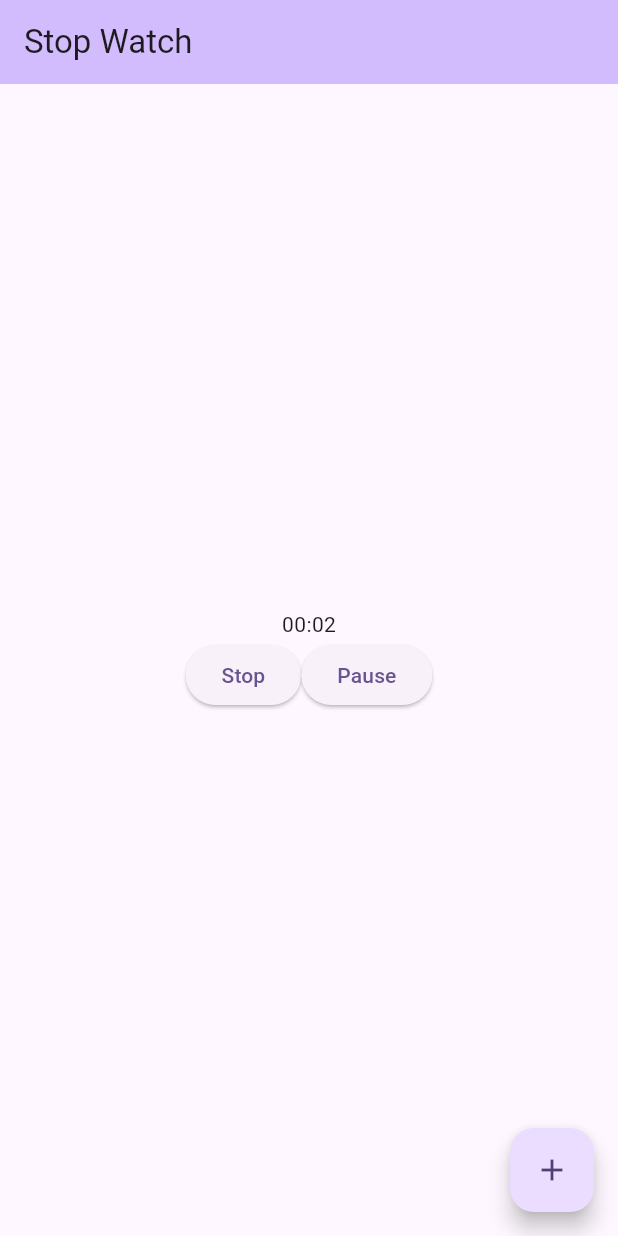
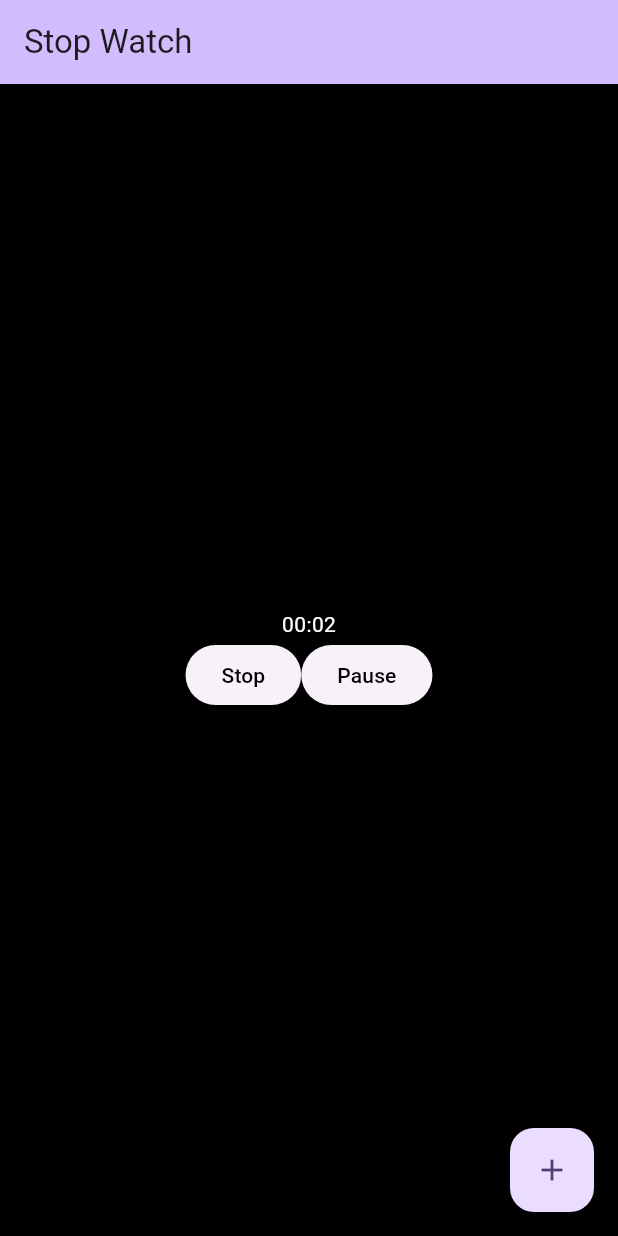
Before and after one commit to LeoF-07/stop_watch, a Flutter app: the screen it shows after launch, after a tap on "Start", on a phone screen of 412 x 824 dp. Run offline on Flutter 3.47's test engine with Material 3 defaults, Android fonts, the phone set to English and light mode, and no system bars.

Commit message:
Funzionamento generale finito

```diff
--- a/lib/main.dart
+++ b/lib/main.dart
@@ -1,6 +1,8 @@
 import 'package:flutter/material.dart';
 
 import 'dart:async';
+
+import 'package:stop_watch/records.dart';
 
 void main() {
   runApp(const MyApp());
@@ -16,6 +18,7 @@ class MyApp extends StatelessWidget {
       title: 'Flutter Demo',
       theme: ThemeData(
         colorScheme: ColorScheme.fromSeed(seedColor: Colors.deepPurple),
+        scaffoldBackgroundColor: Colors.black
       ),
       home: const MyHomePage(title: 'Stop Watch'),
     );
@@ -38,6 +41,8 @@ class _MyHomePageState extends State<MyHomePage> {
 
   bool started = false;
   bool paused = false;
+
+  GlobalKey<RecordsState> recordsStateKey = GlobalKey();
 
   StreamSubscription<int>? tickSubscription;
 
@@ -85,6 +90,8 @@ class _MyHomePageState extends State<MyHomePage> {
       time = 0;
       started = false;
       paused = false;
+
+      recordsStateKey.currentState!.clearRecords();
     });
 
     tickSubscription!.cancel();
@@ -95,6 +102,7 @@ class _MyHomePageState extends State<MyHomePage> {
     stopTime = time;
     setState(() {
       paused = true;
+      recordsStateKey.currentState?.addRecord(secondi);
     });
   }
 
@@ -109,6 +117,8 @@ class _MyHomePageState extends State<MyHomePage> {
     int minuti = (this.secondi / 60).toInt();
     int secondi = this.secondi - minuti * 60;
 
+    TextStyle textStyle = TextStyle(color: Colors.white);
+
     return Scaffold(
       appBar: AppBar(
         backgroundColor: Theme.of(context).colorScheme.inversePrimary,
@@ -118,20 +128,27 @@ class _MyHomePageState extends State<MyHomePage> {
         child: Column(
           mainAxisAlignment: MainAxisAlignment.center,
           children: <Widget>[
-              Text("${minuti < 10 ? "0$minuti" : minuti}:${secondi < 10 ? "0$secondi" : secondi}"),
-              Row(
+            Padding(
+              padding: EdgeInsets.only(top: 40),
+              child: Text("${minuti < 10 ? "0$minuti" : minuti}:${secondi < 10 ? "0$secondi" : secondi}", style: textStyle),
+            ),
+            Records(key: recordsStateKey),
+            Padding(
+              padding: EdgeInsets.only(bottom: 40),
+               child: Row(
                 mainAxisAlignment: MainAxisAlignment.center,
                 children: [
                   ElevatedButton(
-                      onPressed: !started && !paused ? start : (!started ? reset : stop),
-                      child: Text(!started && !paused ? "Start" : (!started ? "Reset" : "Stop")),
+                    onPressed: !started && !paused ? start : (!started ? reset : stop),
+                    child: Text(!started && !paused ? "Start" : (!started ? "Reset" : "Stop"), style: TextStyle(color: Colors.black)),
                   ),
                   started ? ElevatedButton(
                     onPressed: !paused ? pause : resume,
-                    child: Text(!paused ? "Pause" : "Resume"),
+                    child: Text(!paused ? "Pause" : "Resume", style: TextStyle(color: Colors.black)),
                   ) : SizedBox(width: 0, height: 0)
                 ],
               )
+            )
           ],
         ),
       ),
--- /dev/null
+++ b/lib/records.dart
@@ -0,0 +1,30 @@
+import 'package:flutter/material.dart';
+
+class Records extends StatefulWidget {
+  Records({required super.key});
+  @override
+  State<StatefulWidget> createState() => RecordsState();
+}
+
+class RecordsState extends State{
+  List<Text> records = [];
+
+  void clearRecords(){
+    records.clear();
+  }
+
+  void addRecord(int sec){
+    int minuti = (sec / 60).toInt();
+    int secondi = sec - minuti * 60;
+    records.add(Text("${minuti < 10 ? "0$minuti" : minuti}:${secondi < 10 ? "0$secondi" : secondi}", style: TextStyle(color: Colors.white)));
+  }
+
+  @override
+  Widget build(BuildContext context) {
+    return Column(
+      mainAxisAlignment: MainAxisAlignment.center,
+      children: records,
+    );
+  }
+
+}
```
